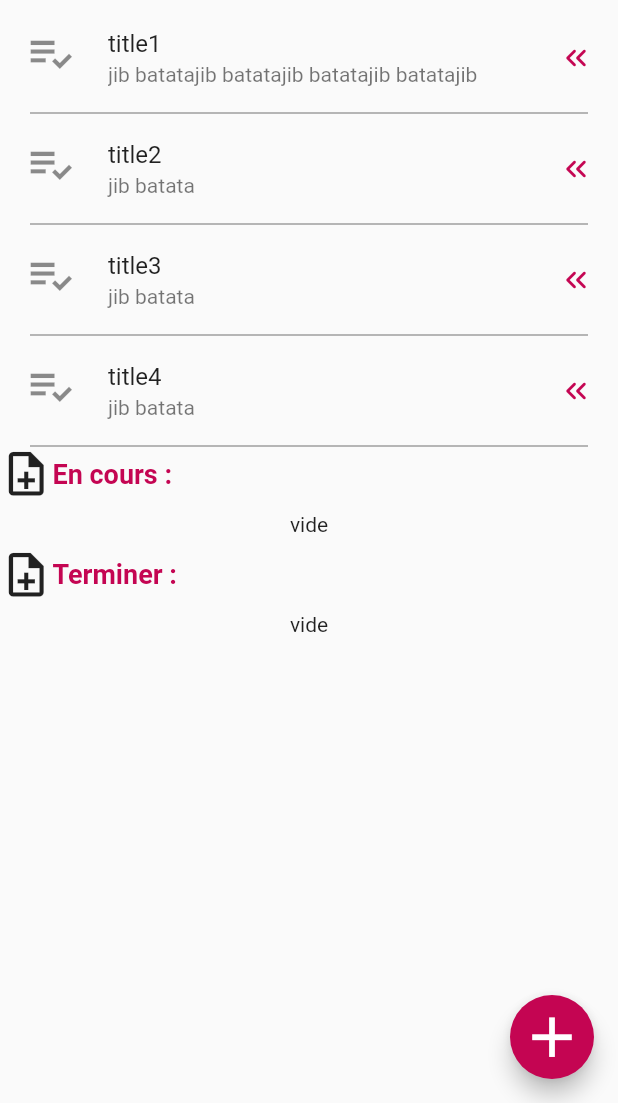
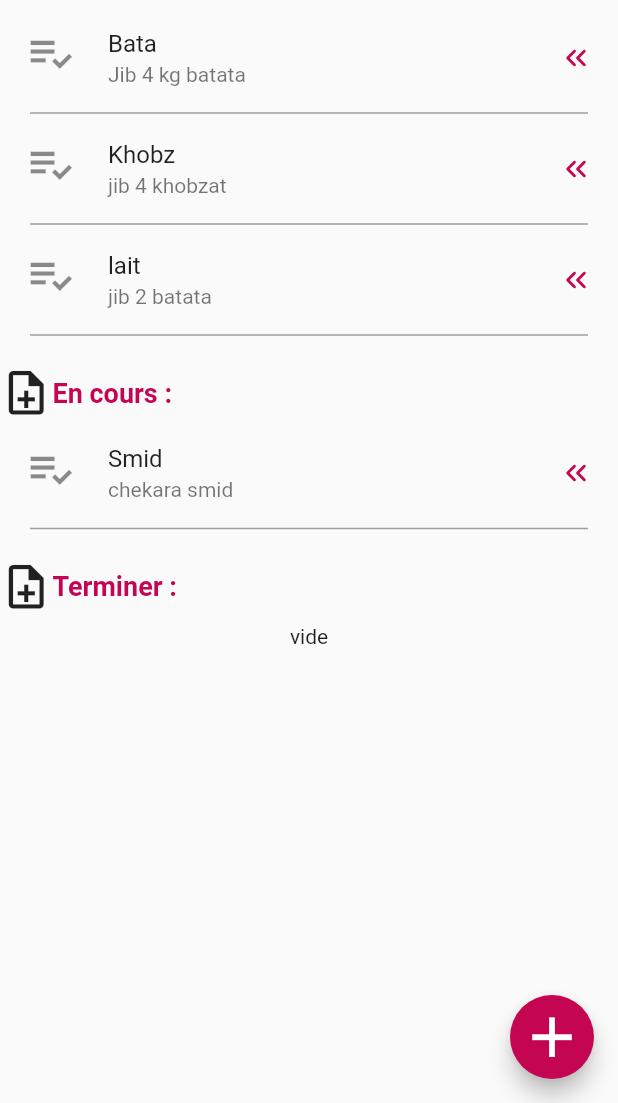
Before and after one commit to chechna9/IWD2022-hackathon, a Flutter app: the Needs screen opened by its route, on a phone screen of 412 x 824 dp, the part 133-1236 px from its top. Run offline on Flutter 3.47's test engine with Material 2 defaults, Android fonts, the phone set to English and light mode, and no system bars; drawn by our look-alikes of flutter_slidable; our stand-ins replace carousel_slider, charts_flutter, percent_indicator.

Commit message:
some fixes

```diff
--- a/iwd2022/lib/main.dart
+++ b/iwd2022/lib/main.dart
@@ -1,5 +1,3 @@
-import 'dart:js';
-
 import 'package:flutter/material.dart';
 
 import 'package:iwd2022/screens/showRecettes.dart';
@@ -10,6 +8,7 @@
 import 'package:iwd2022/screens/menu.dart';
 import 'package:iwd2022/screens/needs.dart';
 import 'package:iwd2022/screens/showRecettes.dart';
+import 'package:iwd2022/screens/splashScreen.dart';
 import 'package:iwd2022/screens/statistics.dart';
 
 import 'package:iwd2022/screens/test_swiper.dart';
@@ -23,12 +22,13 @@
       ),
       initialRoute: '/home', // initialisation de la route
       routes: {
+        'splashScreen': (context) => SplashScreen(),
         '/showRecette': (context) => LetsCookies(),
         '/statistics': (context) => Statistics(),
         '/menu': (context) => MenuList(),
         '/needs': (context) => Needs(),
         '/home': (context) => MyHome(),
-        '/detailRecette' : (context) => showRecettes()
+        '/detailRecette': (context) => showRecettes()
       },
     ),
   );
--- a/iwd2022/lib/screens/needs.dart
+++ b/iwd2022/lib/screens/needs.dart
@@ -7,18 +7,16 @@ import 'package:iwd2022/screens/Drawer.dart';
 import 'package:iwd2022/screens/add_task.dart';
 
 List<Task> currentTasks = [
-  Task(
-      description:
-          "jib batatajib batatajib batatajib batatajib batatajib batatajib batatajib batatajib batatajib batatajib batatajib batatajib batatajib batatajib batatajib batatajib batatajib batatajib batatajib batatajib batatajib batatajib batatajib batatajib batatajib batatajib batatajib batatajib batatajib batatajib batatajib batatajib batatajib batatajib batatajib batatajib batatajib batata",
-      title: "title1"),
-  Task(description: "jib batata", title: "title2"),
-  Task(description: "jib batata", title: "title3"),
-  Task(description: "jib batata", title: "title4"),
+  Task(description: "Jib 4 kg batata", title: "Bata"),
+  Task(description: "jib 4 khobzat", title: "Khobz"),
+  Task(description: "jib 2 batata", title: "lait"),
 ];
 
-List<Task> onProgressTasks = [];
+List<Task> onProgressTasks = [
+  Task(description: "chekara smid", title: "Smid"),
+];
 List<Task> finishedTasks = [];
-Task targetTask = Task(description: "", title: "");
+Task targetTask = Task(description: "bidoun ta3 litra", title: "Zit");
 
 class Needs extends StatefulWidget {
   const Needs({Key? key}) : super(key: key);
@@ -168,6 +166,9 @@ class _NeedsState extends State<Needs> {
                       )
                       .toList(),
             ),
+            const SizedBox(
+              height: 20,
+            ),
             Row(
               children: const [
                 Icon(
@@ -229,6 +230,9 @@ class _NeedsState extends State<Needs> {
                       )
                       .toList(),
             ),
+            const SizedBox(
+              height: 20,
+            ),
             Row(
               children: const [
                 Icon(
```
Also changed, not shown: iwd2022/lib/screens/Home.dart (+10 -0 lines), iwd2022/lib/screens/LetsCookies.dart (+28 -8 lines), iwd2022/lib/screens/menu.dart (+22 -9 lines), iwd2022/lib/screens/showRecettes.dart (+99 -39 lines), iwd2022/lib/screens/splashScreen.dart (added, +66 -0 lines).
